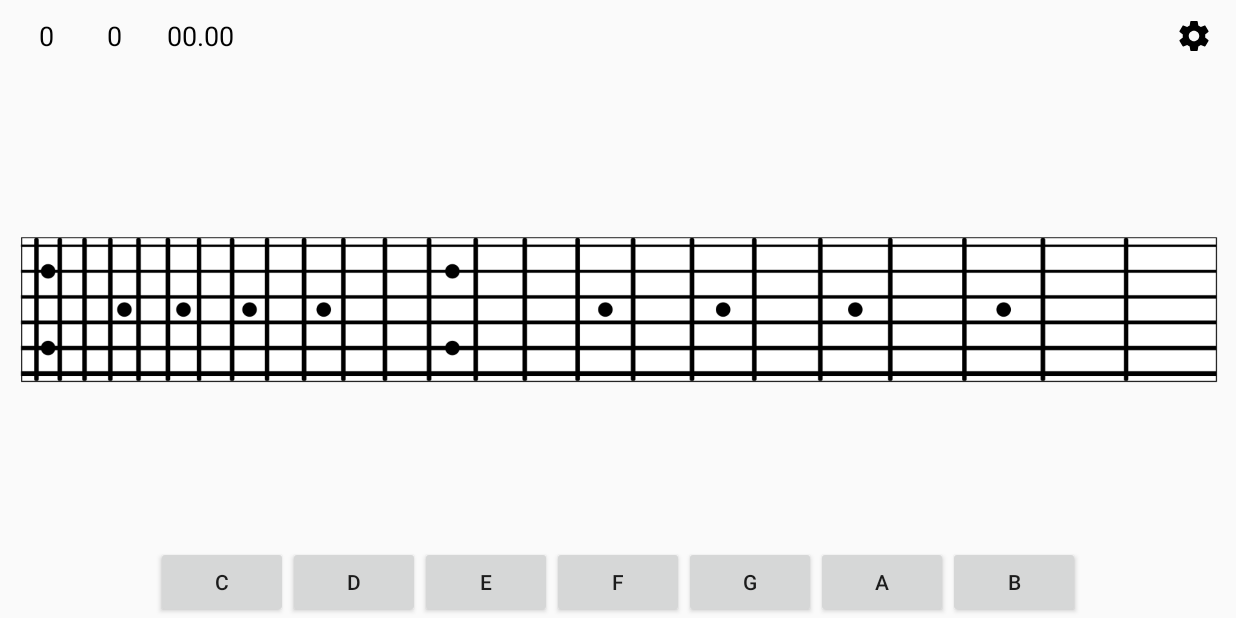
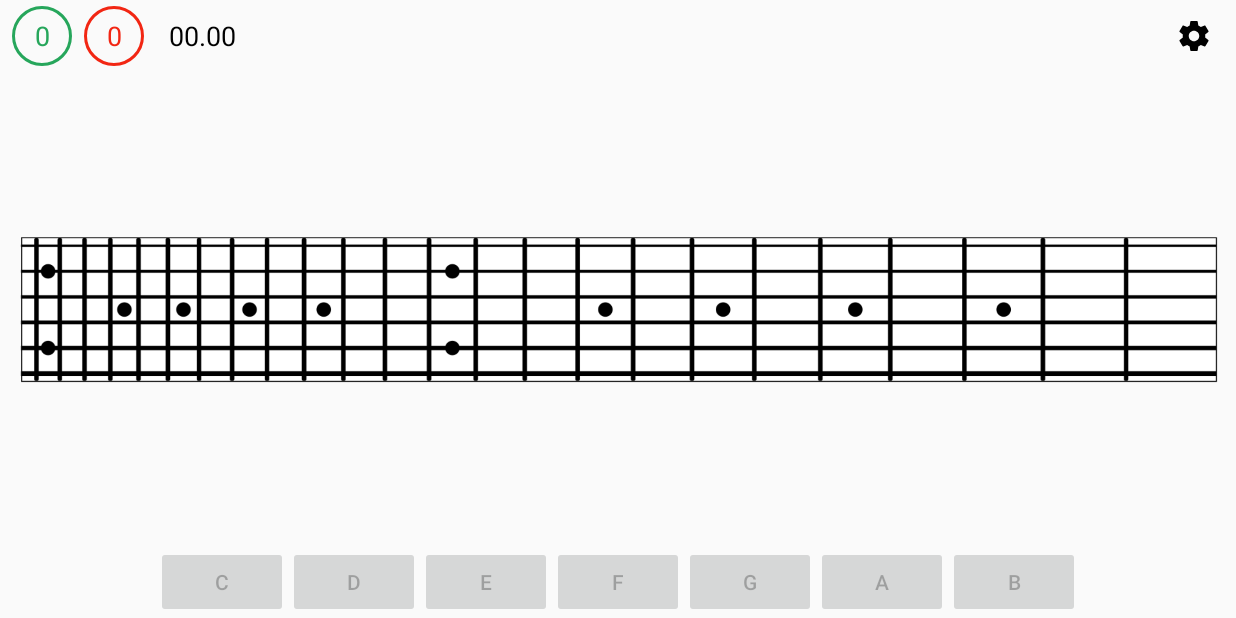
Before and after one commit to diatanato/FretboardLogic, an Android app: the screen it shows after launch (MainActivity), on a phone screen of 824 x 412 dp (held sideways). Run offline under Robolectric (Android 15) with nearby library versions, the phone set to English and light mode, and no system bars.

Commit message:
- поменял оформление правильных/не правильных ответов - выключение кнопок с неправильными ответами - копаем в сторону собственного компонента настроек для струн

```diff
--- a/app/src/main/java/com/diatanato/android/fretboarlogic/MainActivity.java
+++ b/app/src/main/java/com/diatanato/android/fretboarlogic/MainActivity.java
@@ -5,9 +5,11 @@ import android.animation.Animator.AnimatorListener;
 import android.animation.AnimatorInflater;
 import android.animation.AnimatorListenerAdapter;
 import android.content.Intent;
+import android.graphics.Color;
 import android.support.v7.app.AppCompatActivity;
 import android.os.Bundle;
 import android.view.View;
+import android.widget.LinearLayout;
 import android.widget.TextView;
 
 import com.diatanato.android.fretboarlogic.settings.SettingsActivity;
@@ -18,6 +20,8 @@ public class MainActivity extends AppCompatActivity
 {
     private FretboardPoint mPoint;
     private FretboardView  mFretboard;
+
+    private LinearLayout   mBottomPanel;
 
     private TextView       mCorrect;
     private TextView       mIncorrect;
@@ -49,14 +53,15 @@ public class MainActivity extends AppCompatActivity
         {
             startActivity(new Intent(this, SettingsActivity.class));
         });
+        mBottomPanel = findViewById(R.id.bottompanel);
     }
 
-    public void onClick(View param)
+    public synchronized void onClick(View param)
     {
+        param.setEnabled(false);
+
         if (mPoint.getNote().getNote() == Integer.parseInt(param.getTag().toString()))
         {
-            //TODO: нужна блокировака кнопки на время обработки правильного ответа
-
             mCorrectCount += 1;
             mCorrect.setText(String.valueOf(mCorrectCount));
             animation(mCorrect);
@@ -84,6 +89,8 @@ public class MainActivity extends AppCompatActivity
             mIncorrectCount += 1;
             mIncorrect.setText(String.valueOf(mIncorrectCount));
             animation(mIncorrect);
+
+            //TODO: меняем цвет кнопки на красныы
         }
     }
 
@@ -122,11 +129,16 @@ public class MainActivity extends AppCompatActivity
 
     private void setPoint()
     {
+        mTime = getCurrentTime();
+
         mFretboard.removeView(mPoint);
         mPoint = mFretboard.addRandomPoint(mSettings, FretboardView.POINT_BLUE);
         mPoint.setTextVisibility(View.INVISIBLE);
 
-        mTime = getCurrentTime();
+        for (int i = 0; i < mBottomPanel.getChildCount(); i++)
+        {
+            mBottomPanel.getChildAt(i).setEnabled(true);
+        }
     }
 
     /** Возвращает текущее время в миллисекундах. */
--- /dev/null
+++ b/app/src/main/res/drawable/stroke_green.xml
@@ -0,0 +1,8 @@
+<?xml version="1.0" encoding="utf-8"?>
+<shape
+    xmlns:android="http://schemas.android.com/apk/res/android"
+    android:shape="oval">
+    <stroke
+        android:color="#26a65b"
+        android:width="2.3dp"/>
+</shape>
--- /dev/null
+++ b/app/src/main/res/drawable/stroke_red.xml
@@ -0,0 +1,8 @@
+<?xml version="1.0" encoding="utf-8"?>
+<shape
+    xmlns:android="http://schemas.android.com/apk/res/android"
+    android:shape="oval">
+    <stroke
+        android:color="#f22613"
+        android:width="2.3dp"/>
+</shape>
--- a/app/src/main/res/layout/activity_main.xml
+++ b/app/src/main/res/layout/activity_main.xml
@@ -31,23 +31,30 @@
 
         <TextView
             android:id="@+id/correct"
-            android:layout_width="45dp"
-            android:layout_height="wrap_content"
+            android:layout_width="40dp"
+            android:layout_height="40dp"
+            android:layout_marginEnd="4dp"
+            android:background="@drawable/stroke_green"
+            android:gravity="center"
             android:text="0"
             android:textAlignment="center"
-            android:textColor="@android:color/black"
+            android:textColor="#26a65b"
             android:textSize="18sp"
-            tools:text="0000" />
+            tools:text="000" />
 
         <TextView
             android:id="@+id/incorrect"
-            android:layout_width="45dp"
-            android:layout_height="wrap_content"
+            android:layout_width="40dp"
+            android:layout_height="40dp"
+            android:layout_marginStart="4dp"
+            android:layout_marginEnd="4dp"
+            android:background="@drawable/stroke_red"
+            android:gravity="center"
             android:text="0"
             android:textAlignment="center"
-            android:textColor="@android:color/black"
+            android:textColor="#f22613"
             android:textSize="18sp"
-            tools:text="0000" />
+            tools:text="000" />
 
         <TextView
             android:id="@+id/speed"
@@ -77,6 +84,7 @@
     </LinearLayout>
 
     <LinearLayout
+        android:id="@+id/bottompanel"
         android:layout_width="0dp"
         android:layout_height="@dimen/toolbar_height"
         android:gravity="center_horizontal"
@@ -91,6 +99,7 @@
             android:id="@+id/button5"
             android:layout_width="wrap_content"
             android:layout_height="wrap_content"
+            android:enabled="false"
             android:onClick="onClick"
             android:tag="0"
             android:text="C" />
@@ -99,6 +108,7 @@
             android:id="@+id/button4"
             android:layout_width="wrap_content"
             android:layout_height="wrap_content"
+            android:enabled="false"
             android:onClick="onClick"
             android:tag="2"
             android:text="D" />
@@ -107,6 +117,7 @@
             android:id="@+id/button3"
             android:layout_width="wrap_content"
             android:layout_height="wrap_content"
+            android:enabled="false"
             android:onClick="onClick"
             android:tag="4"
             android:text="E" />
@@ -115,6 +126,7 @@
             android:id="@+id/button2"
             android:layout_width="wrap_content"
             android:layout_height="wrap_content"
+            android:enabled="false"
             android:onClick="onClick"
             android:tag="5"
             android:text="F" />
@@ -123,6 +135,7 @@
             android:id="@+id/button"
             android:layout_width="wrap_content"
             android:layout_height="wrap_content"
+            android:enabled="false"
             android:onClick="onClick"
             android:tag="7"
             android:text="G" />
@@ -131,6 +144,7 @@
             android:id="@+id/button7"
             android:layout_width="wrap_content"
             android:layout_height="wrap_content"
+            android:enabled="false"
             android:onClick="onClick"
             android:tag="9"
             android:text="A" />
@@ -139,6 +153,7 @@
             android:id="@+id/button8"
             android:layout_width="wrap_content"
             android:layout_height="wrap_content"
+            android:enabled="false"
             android:onClick="onClick"
             android:tag="11"
             android:text="B" />
--- a/build.gradle
+++ b/build.gradle
@@ -7,7 +7,7 @@ buildscript {
 
     }
     dependencies {
-        classpath 'com.android.tools.build:gradle:3.3.2'
+        classpath 'com.android.tools.build:gradle:3.4.0'
 
         // NOTE: Do not place your application dependencies here; they belong
         // in the individual module build.gradle files
```
Also changed, not shown: app/src/main/java/com/diatanato/android/fretboarlogic/settings/preferences/StringPreference.java (added, +24 -0 lines), app/src/main/res/layout/string_preference.xml (added, +44 -0 lines), app/src/main/res/xml/preferences.xml (+9 -0 lines), gradle/wrapper/gradle-wrapper.properties.
